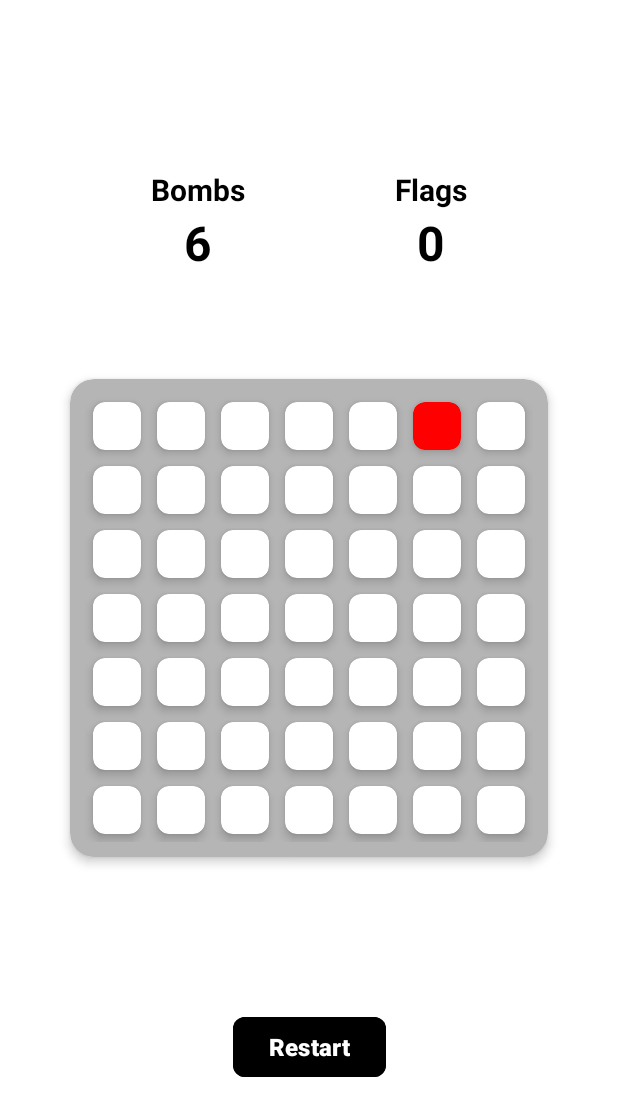
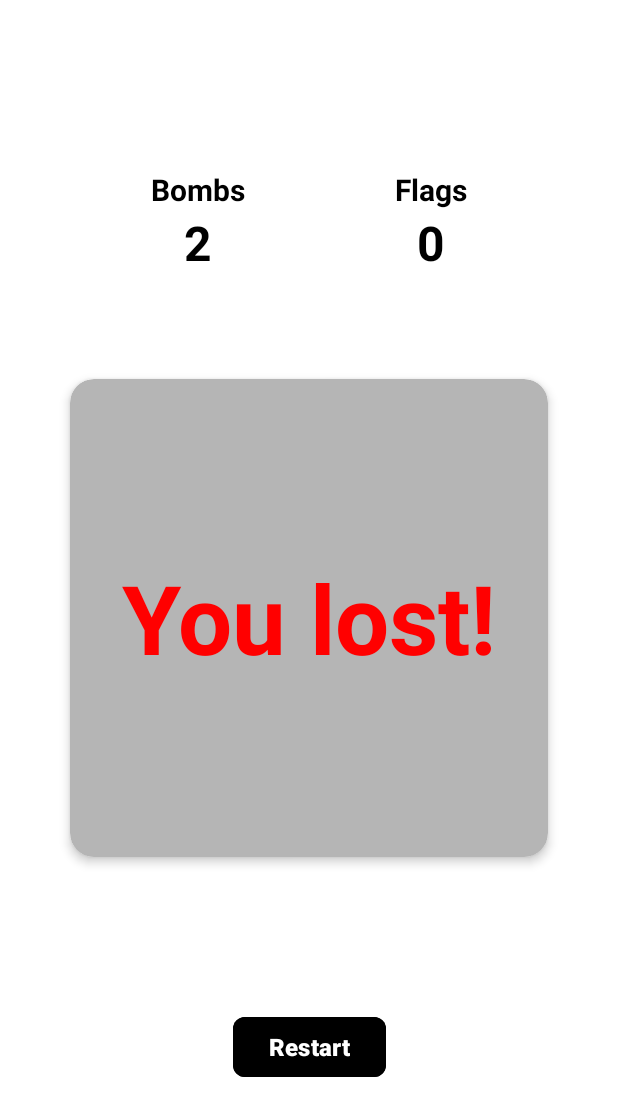
Before and after one commit to chsrdev/AndroidMinesweeper, an Android app: the screen it shows after launch (MainActivity), after a tap on "10", on a phone screen of 412 x 824 dp. Shown: the top 1116 px of the screen. Run offline under Robolectric (Android 15) with nearby library versions, the phone set to English and light mode, and no system bars.

Commit message:
Add lost/win display

```diff
--- a/app/src/main/java/dev/chsr/minesweeper/MainActivity.java
+++ b/app/src/main/java/dev/chsr/minesweeper/MainActivity.java
@@ -21,8 +21,9 @@ import java.util.Random;
 public class MainActivity extends AppCompatActivity {
     final int rows = 7;
     final int columns = 7;
-    final int bombCount = 6;
+    final int bombCount = 2;
     int flagCount = 0;
+    int closedCardsCount = rows * columns;
     int[][] minefield = new int[rows][columns];
     int[] bombCountColor = {
             0xAAAAAAAA,
@@ -35,7 +36,9 @@ public class MainActivity extends AppCompatActivity {
             0xFF000000,
             0xFF808080
     };
-    boolean isGameStarted = false;
+    boolean isGameLost = false;
+    TextView wonTextView;
+    TextView lostTextView;
     List<Pair<Integer, Integer>> bombs = new ArrayList<>();
 
     GridLayout gridLayout;
@@ -57,10 +60,32 @@ public class MainActivity extends AppCompatActivity {
         flagsTextView = findViewById(R.id.flags);
         bombsCountTextView = findViewById(R.id.bombsCount);
         bombsCountTextView.setText(String.valueOf(bombCount));
+        wonTextView = findViewById(R.id.wonText);
+        lostTextView = findViewById(R.id.lostText);
+
         initGame();
     }
 
     private void restartGame() {
+        if (wonTextView.getAlpha() == 1) {
+            ObjectAnimator fadeOut = ObjectAnimator.ofFloat(wonTextView, "alpha", 1, 0);
+            fadeOut.setDuration(250);
+            fadeOut.start();
+        }
+        if (lostTextView.getAlpha() == 1) {
+            ObjectAnimator fadeOut = ObjectAnimator.ofFloat(lostTextView, "alpha", 1, 0);
+            fadeOut.setDuration(250);
+            fadeOut.start();
+        }
+        closedCardsCount = rows * columns;
+        isGameLost = false;
+        new Handler().postDelayed(() -> {
+            if (gridLayout.getAlpha() == 0) {
+                ObjectAnimator fadeOut = ObjectAnimator.ofFloat(gridLayout, "alpha", 0, 1);
+                fadeOut.setDuration(300);
+                fadeOut.setStartDelay(100);
+                fadeOut.start();
+            }
             for (int i = 0; i < rows * columns; i++) {
                 CardView card = (CardView) gridLayout.getChildAt(i);
                 View text = card.findViewById(R.id.mine_text);
@@ -82,19 +107,42 @@ public class MainActivity extends AppCompatActivity {
                 }
             }
             new Handler().postDelayed(this::initGame, 200);
+        }, 250);
     }
 
     void lostGame() {
-        for (int i = 0; i < rows*columns; i++) {
-            gridLayout.getChildAt(i).setOnClickListener(view -> {});
-            gridLayout.getChildAt(i).setOnLongClickListener(view -> {return true;});
+        for (int i = 0; i < rows * columns; i++) {
+            gridLayout.getChildAt(i).setOnClickListener(view -> {
+            });
+            gridLayout.getChildAt(i).setOnLongClickListener(view -> true);
         }
+        ObjectAnimator fadeOut = ObjectAnimator.ofFloat(gridLayout, "alpha", 1, 0);
+        ObjectAnimator fadeIn = ObjectAnimator.ofFloat(lostTextView, "alpha", 0, 1);
+        fadeOut.setDuration(1000);
+        fadeOut.start();
+        fadeIn.setDuration(500);
+        fadeIn.setStartDelay(500);
+        fadeIn.start();
+    }
+
+    void wonGame() {
+        Log.i("won", "Game won");
+        ObjectAnimator fadeOut = ObjectAnimator.ofFloat(gridLayout, "alpha", 1, 0);
+        ObjectAnimator fadeIn = ObjectAnimator.ofFloat(wonTextView, "alpha", 0, 1);
+        fadeOut.setDuration(1000);
+        fadeOut.start();
+        fadeIn.setDuration(500);
+        fadeIn.setStartDelay(500);
+        fadeIn.start();
     }
 
     void openCard(int y, int x, int depthLevel, List<Integer> visited) {
         if (minefield[y][x] == 9) return;
         if (minefield[y][x] < 0) return;
-        if (minefield[y][x] == 10) lostGame();
+        if (minefield[y][x] == 10 && !isGameLost) {
+            isGameLost = true;
+            new Handler().postDelayed(this::lostGame, depthLevel * 300L);
+        }
         int cardPos = y * columns + x;
 
         if (visited.contains(cardPos)) return;
@@ -129,6 +177,11 @@ public class MainActivity extends AppCompatActivity {
                 }
             }, 0);
         }
+
+        closedCardsCount--;
+        if (closedCardsCount == bombCount && !isGameLost) {
+            new Handler().postDelayed(this::wonGame, depthLevel * 300L);
+        }
     }
 
     void setFlag(int y, int x) {
@@ -136,13 +189,14 @@ public class MainActivity extends AppCompatActivity {
         View card = gridLayout.getChildAt(cardPos);
         View flag = card.findViewById(R.id.flagImage);
 
-        if (minefield[y][x] == 9)
+        if (minefield[y][x] == 9) {
             minefield[y][x] = bombs.contains(new Pair<>(y, x)) ? 10 : calculateAround(y, x);
-        else {
+            flagCount--;
+        } else {
             minefield[y][x] = 9;
             flagCount++;
+        }
         flagsTextView.setText(String.valueOf(flagCount));
-        }
         ObjectAnimator fadeIn = ObjectAnimator.ofFloat(flag, "alpha", flag.getAlpha(), Math.abs(flag.getAlpha() - 1));
         fadeIn.setDuration(250);
         fadeIn.start();
@@ -182,7 +236,6 @@ public class MainActivity extends AppCompatActivity {
     }
 
     void initField() {
-        isGameStarted = true;
         Random random = new Random();
         bombs = new ArrayList<>();
         for (int y = 0; y < rows; y++) {
--- a/app/src/main/res/layout/activity_main.xml
+++ b/app/src/main/res/layout/activity_main.xml
@@ -29,6 +29,7 @@
         app:layout_constraintEnd_toEndOf="@id/bombsCountTitle"
         app:layout_constraintStart_toStartOf="@id/bombsCountTitle"
         app:layout_constraintTop_toBottomOf="@id/bombsCountTitle" />
+
     <TextView
         android:id="@+id/flagsTitle"
         android:layout_width="wrap_content"
@@ -46,9 +47,9 @@
         android:id="@+id/flags"
         android:layout_width="wrap_content"
         android:layout_height="wrap_content"
+        android:text="0"
         android:textColor="@color/black"
         android:textSize="32sp"
-        android:text="0"
         android:textStyle="bold"
         app:layout_constraintEnd_toEndOf="@id/flagsTitle"
         app:layout_constraintStart_toStartOf="@id/flagsTitle"
@@ -65,7 +66,34 @@
         app:layout_constraintEnd_toEndOf="parent"
         app:layout_constraintStart_toStartOf="parent"
         app:layout_constraintTop_toTopOf="parent">
-
+        <TextView
+            android:id="@+id/wonText"
+            android:layout_width="wrap_content"
+            android:layout_height="wrap_content"
+            android:text="@string/you_won"
+            android:alpha="0"
+            android:textSize="64sp"
+            android:textStyle="bold"
+            android:layout_gravity="center"
+            android:textColor="@color/green"
+            app:layout_constraintTop_toTopOf="parent"
+            app:layout_constraintStart_toStartOf="parent"
+            app:layout_constraintEnd_toEndOf="parent"
+            app:layout_constraintBottom_toBottomOf="parent" />
+        <TextView
+            android:id="@+id/lostText"
+            android:layout_width="wrap_content"
+            android:layout_height="wrap_content"
+            android:text="@string/you_lost"
+            android:alpha="0"
+            android:textSize="64sp"
+            android:textStyle="bold"
+            android:layout_gravity="center"
+            android:textColor="@color/red"
+            app:layout_constraintTop_toTopOf="parent"
+            app:layout_constraintStart_toStartOf="parent"
+            app:layout_constraintEnd_toEndOf="parent"
+            app:layout_constraintBottom_toBottomOf="parent" />
         <GridLayout
             android:id="@+id/grid"
             android:layout_width="match_parent"
--- a/app/src/main/res/values/colors.xml
+++ b/app/src/main/res/values/colors.xml
@@ -3,4 +3,6 @@
     <color name="black">#FF000000</color>
     <color name="white">#FFFFFFFF</color>
     <color name="light_gray">#B5B5B5</color>
+    <color name="green">#00FF00</color>
+    <color name="red">#FF0000</color>
 </resources>
--- a/app/src/main/res/values/strings.xml
+++ b/app/src/main/res/values/strings.xml
@@ -3,4 +3,6 @@
     <string name="restart">Restart</string>
     <string name="bombs">Bombs</string>
     <string name="flags">Flags</string>
+    <string name="you_won">You won!</string>
+    <string name="you_lost">You lost!</string>
 </resources>
```
Lines whose indentation alone changed are shown as unchanged.
